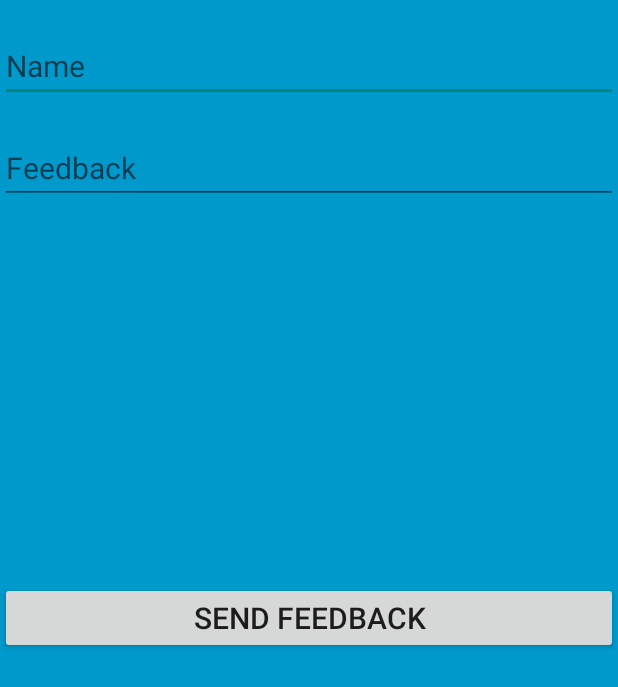
After one commit to josh-wilkinson/FAUNA_Image_Classification, an Android app built with Jetpack Compose: the Feedback screen opened directly, with no data from a screen before it, on a phone screen of 412 x 824 dp. The commit adds this screen. Shown: the top 687 px of the screen. Run offline under Robolectric (Android 15) with nearby library versions, the phone set to English and light mode, and no system bars.

Commit message:
Added feedback function

```diff
--- a/FAUNA/build.gradle.kts
+++ b/FAUNA/build.gradle.kts
@@ -59,6 +59,7 @@ dependencies {
     implementation(libs.androidx.appcompat)
     implementation(libs.filament.android)
     implementation(libs.androidx.constraintlayout)
+    implementation(libs.material)
     debugImplementation(libs.compose.ui.tooling)
 
     implementation("androidx.core:core-ktx:1.9.0")
@@ -96,4 +97,6 @@ dependencies {
     implementation("androidx.lifecycle:lifecycle-viewmodel-ktx:2.7.0")
     implementation("com.android.volley:volley:1.2.1")
     implementation("com.squareup.okhttp3:okhttp:4.12.0")
+
+    implementation ("com.google.android.material:material:1.11.0-alpha01")
 }
--- a/FAUNA/src/main/AndroidManifest.xml
+++ b/FAUNA/src/main/AndroidManifest.xml
@@ -37,6 +37,11 @@
             android:theme="@style/AppTheme.CustomTheme">
         </activity>
 
+        <activity
+            android:name=".Feedback"
+            android:theme="@style/AppTheme.CustomTheme">
+        </activity>
+
     </application>
 
 </manifest>
--- /dev/null
+++ b/FAUNA/src/main/java/com/example/fauna_image_classification/android/Feedback.kt
@@ -0,0 +1,40 @@
+package com.example.fauna_image_classification.android
+
+import android.content.Intent
+import android.os.Bundle
+import android.view.View
+import android.widget.Button
+import android.widget.EditText
+import android.widget.Toast
+import androidx.appcompat.app.AppCompatActivity
+
+class Feedback : AppCompatActivity() {
+    override fun onCreate(savedInstanceState: Bundle?) {
+        super.onCreate(savedInstanceState)
+        setContentView(R.layout.feedback_window)
+
+        var nameText = findViewById<EditText>(R.id.edit1) as EditText
+        var feedbackText = findViewById<EditText>(R.id.edit2) as EditText
+        var submitButton = findViewById<Button>(R.id.feedbackButton) as Button
+
+        // set filtering parameters here TODO
+        submitButton?.setOnClickListener(View.OnClickListener {
+
+            val intent = Intent(Intent.ACTION_SEND)
+            intent.type = "message/html"
+            intent.putExtra(Intent.EXTRA_EMAIL, "fauna.appaddress@gmail.com")
+            intent.putExtra(Intent.EXTRA_SUBJECT, "Feedback from App")
+            intent.putExtra(Intent.EXTRA_TEXT, "Name: " + nameText.text + "\n Message: " + feedbackText.text)
+
+            try {
+                startActivity(Intent.createChooser(intent, "Please select an Email"))
+            }
+            catch (e : android.content.ActivityNotFoundException) {
+                Toast.makeText(this, "There are no Email Clients", Toast.LENGTH_SHORT).show()
+            }
+
+        })
+    }
+
+
+}
--- /dev/null
+++ b/FAUNA/src/main/res/layout/feedback_window.xml
@@ -0,0 +1,38 @@
+<?xml version="1.0" encoding="utf-8"?>
+<RelativeLayout xmlns:android="http://schemas.android.com/apk/res/android"
+
+    android:layout_width="match_parent"
+    android:layout_height="match_parent"
+    android:background="@android:color/holo_blue_dark">
+
+    <EditText
+        android:layout_width="match_parent"
+        android:layout_height="wrap_content"
+        android:layout_marginTop="20dp"
+        android:hint="Name"
+        android:textSize="20dp"
+        android:textColor="@android:color/black"
+        android:id="@+id/edit1"
+        />
+
+    <EditText
+        android:layout_width="match_parent"
+        android:layout_height="wrap_content"
+        android:layout_marginTop="20dp"
+        android:hint="Feedback"
+        android:layout_below="@id/edit1"
+        android:textSize="20dp"
+        android:textColor="@android:color/black"
+        android:id="@+id/edit2"
+        />
+
+    <Button
+        android:layout_width="match_parent"
+        android:layout_height="wrap_content"
+        android:text="Send Feedback"
+        android:layout_centerInParent="true"
+        android:id="@+id/feedbackButton"
+        android:textSize="20dp"
+        />
+
+</RelativeLayout>
--- a/gradle/libs.versions.toml
+++ b/gradle/libs.versions.toml
@@ -19,6 +19,7 @@ androidx-appcompat = { group = "androidx.appcompat", name = "appcompat", version
 filament-android = { group = "com.google.ar.sceneform", name = "filament-android", version = "1.17.1" }
 tensorflow-lite-support = { group = "org.tensorflow", name = "tensorflow-lite-support", version = "0.1.0" }
 androidx-constraintlayout = { group = "androidx.constraintlayout", name = "constraintlayout", version = "2.1.4" }
+material = { group = "com.google.android.material", name = "material", version = "1.11.0" }
 
 [plugins]
 androidApplication = { id = "com.android.application", version.ref = "agp" }
```
Also changed, not shown: FAUNA/src/main/java/com/example/fauna_image_classification/android/MainActivity.kt (+22 -0 lines), FAUNA/src/main/res/menu/nav_menu.xml (+4 -9 lines).
